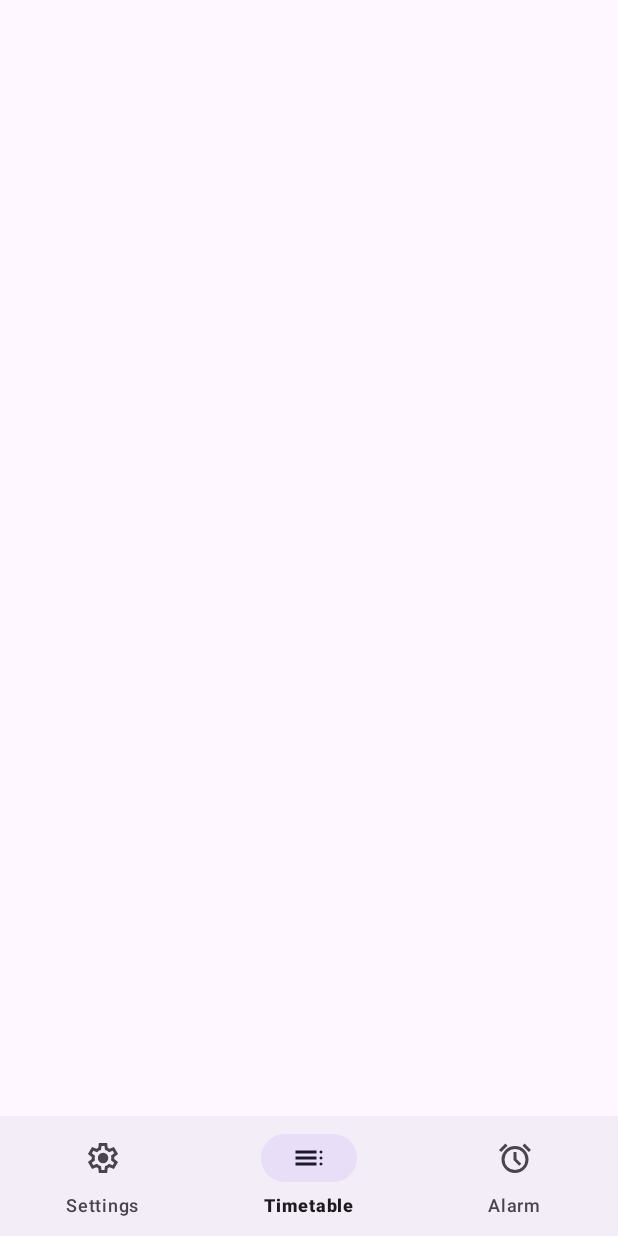
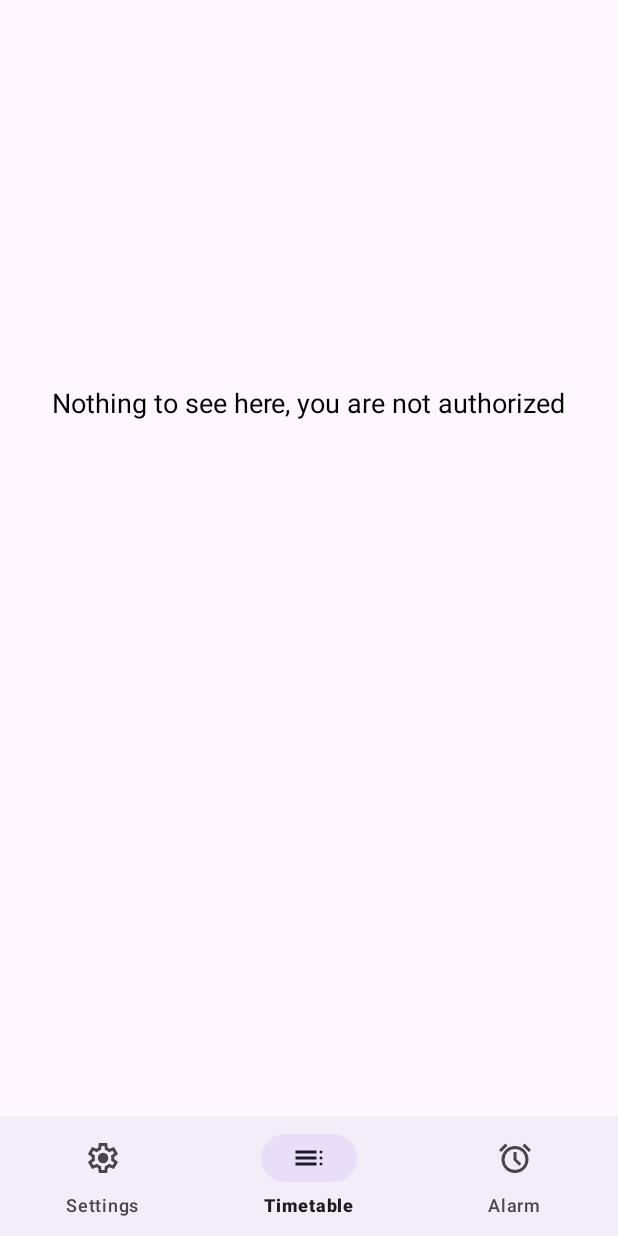
Before and after one commit to Anchovy-team/EPIAlarm, an Android app: the screen it shows after launch (MainActivity), item 2 of the bottom bar chosen, on a phone screen of 412 x 824 dp. Run offline under Robolectric (Android 15) with nearby library versions, the phone set to English and light mode, and no system bars; libraries missing offline, so code that uses them is left out: com.microsoft.identity; 2 statements that could not run were skipped.

Commit message:
added notes for user in case of empty Timetable

```diff
--- a/app/src/main/java/anchovy/team/epialarm/TimetableFragment.java
+++ b/app/src/main/java/anchovy/team/epialarm/TimetableFragment.java
@@ -14,7 +14,7 @@ import android.view.View;
 import android.view.ViewGroup;
 import android.widget.AdapterView;
 import android.widget.ListView;
-import android.widget.Toast;
+import android.widget.TextView;
 import androidx.annotation.NonNull;
 import androidx.fragment.app.Fragment;
 import java.time.LocalDate;
@@ -44,6 +44,8 @@ public class TimetableFragment extends Fragment {
                              Bundle savedInstanceState) {
 
         View view = inflater.inflate(R.layout.fragment_timetable, container, false);
+        ListView listView = view.findViewById(R.id.LessonsListView);
+        TextView emptyMessage = view.findViewById(R.id.empty_message);
 
         SharedPreferences prefs = requireContext().getSharedPreferences("prefs",
                 Context.MODE_PRIVATE);
@@ -51,13 +53,18 @@ public class TimetableFragment extends Fragment {
         long groupId = prefs.getLong("groupId", -1);
 
         if (token == null) {
-            Toast.makeText(getContext(), "Nothing to see here, you are not authorized",
-                    Toast.LENGTH_SHORT).show();
+            emptyMessage.setText("Nothing to see here, you are not authorized");
+            emptyMessage.setVisibility(View.VISIBLE);
+            listView.setVisibility(View.GONE);
             return view;
         } else if (groupId == -1) {
-            Toast.makeText(getContext(), "You have to choose a group!", Toast.LENGTH_SHORT)
-                    .show();
+            emptyMessage.setText("You have to choose a group!");
+            emptyMessage.setVisibility(View.VISIBLE);
+            listView.setVisibility(View.GONE);
             return view;
+        } else {
+            emptyMessage.setVisibility(View.GONE);
+            listView.setVisibility(View.VISIBLE);
         }
 
         try {
@@ -84,7 +91,6 @@ public class TimetableFragment extends Fragment {
                     return null;
                 });
 
-        ListView listView = view.findViewById(R.id.LessonsListView);
         listView.setClickable(true);
         listView.setOnItemClickListener(new AdapterView.OnItemClickListener() {
             @Override
--- a/app/src/main/res/layout/fragment_timetable.xml
+++ b/app/src/main/res/layout/fragment_timetable.xml
@@ -5,6 +5,17 @@
     android:layout_height="match_parent"
     android:orientation="vertical"
     tools:context=".TimetableFragment">
+
+    <TextView
+        android:id="@+id/empty_message"
+        android:layout_width="wrap_content"
+        android:layout_height="wrap_content"
+        android:text="No data"
+        android:textSize="18sp"
+        android:textColor="@color/black"
+        android:layout_gravity="center"
+        android:visibility="gone"
+        android:layout_marginTop="256dp" />
 
     <ListView
         android:id="@+id/LessonsListView"
```
